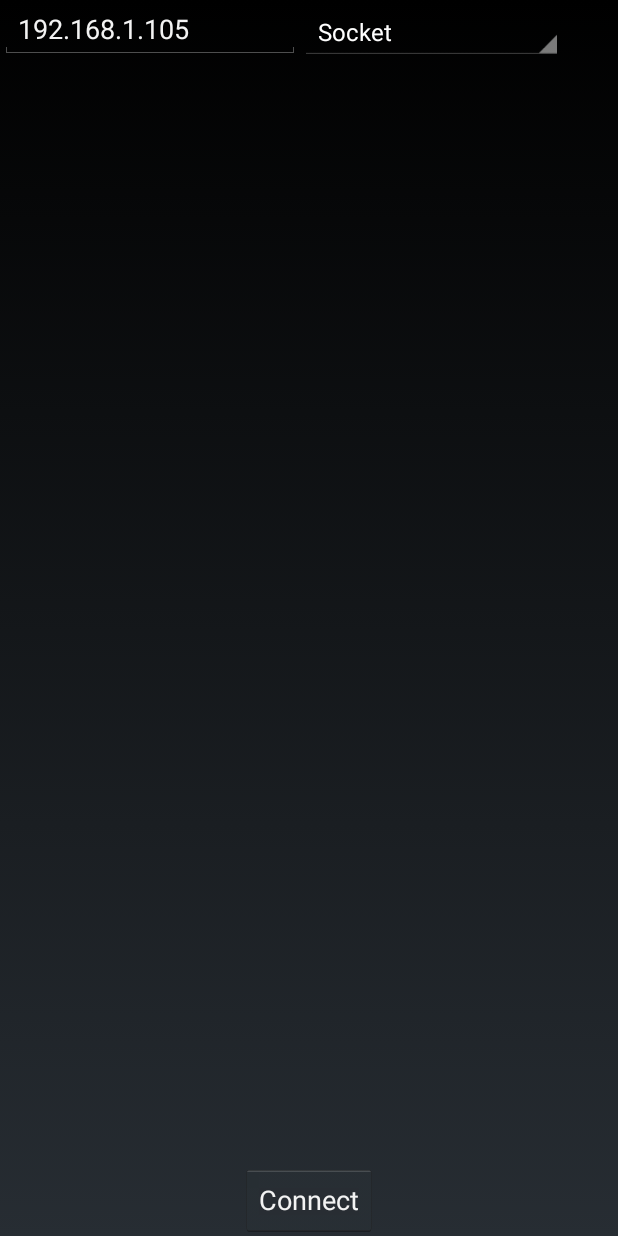
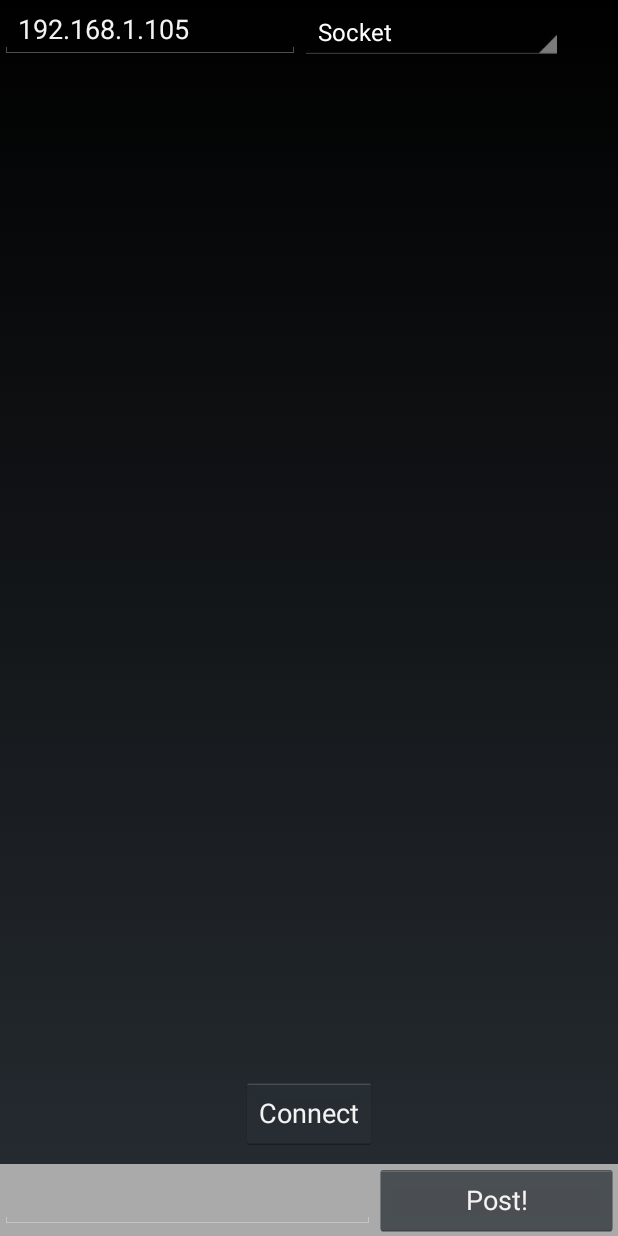
Before and after one commit to floyd-io/floyd-android, an Android app: the screen it shows after launch (MyActivity), on a phone screen of 412 x 824 dp. Run offline under Robolectric (Android 15) with nearby library versions, the phone set to English and light mode, and no system bars.

Commit message:
added post message feature

```diff
--- a/Floyd/src/main/java/com/scvsoft/floyd/MyActivity.java
+++ b/Floyd/src/main/java/com/scvsoft/floyd/MyActivity.java
@@ -9,6 +9,7 @@ import android.util.Log;
 import android.view.View;
 import android.widget.ArrayAdapter;
 import android.widget.Button;
+import android.widget.EditText;
 import android.widget.Spinner;
 import android.widget.TextView;
 
@@ -24,6 +25,8 @@ public class MyActivity extends Activity {
     private TextView txtResponseView;
     private Spinner spConnectionType;
     private Button btnConnect;
+    private EditText editTextToPost;
+    private Button btnPost;
 
     private boolean connected = false;
 
@@ -39,6 +42,8 @@ public class MyActivity extends Activity {
         txtResponseView = (TextView)this.findViewById(R.id.txtResponse);
         spConnectionType = (Spinner)this.findViewById(R.id.connectionType);
         btnConnect = (Button)this.findViewById(R.id.btnConnect);
+        btnPost = (Button)this.findViewById(R.id.btnPost);
+        editTextToPost = (EditText)this.findViewById(R.id.txtPostMessage);
 
         ArrayAdapter<CharSequence> adapter = ArrayAdapter.createFromResource(this,
                 R.array.connection_types, android.R.layout.simple_spinner_item);
@@ -70,6 +75,16 @@ public class MyActivity extends Activity {
                 txtResponseView.setText((String)msg.obj);
             }
         };
+
+
+        final Runnable runOnMessagePosted = new Runnable() {
+            @Override
+            public void run() {
+                editTextToPost.setText("");
+            }
+        };
+
+        final Handler onMessagePostedHandler = new Handler();
 
         btnConnect.setOnClickListener(new View.OnClickListener() {
             @Override
@@ -144,6 +159,18 @@ public class MyActivity extends Activity {
 
                 //ip de mi host en vbox (genymotion)
                 //new BackGroundTask().execute("http://192.168.56.1:1337/part2.html");
+            }
+        });
+
+        btnPost.setOnClickListener(new View.OnClickListener() {
+            @Override
+            public void onClick(View v) {
+
+                editTextToPost.getText();
+
+                MessagePostWorkerThread messagePostWorkerThread = new MessagePostWorkerThread(txtIpAddress.getText().toString(), editTextToPost.getText().toString(),
+                        onMessagePostedHandler, runOnMessagePosted);
+                messagePostWorkerThread.start();
             }
         });
     }
--- a/Floyd/src/main/res/layout/main.xml
+++ b/Floyd/src/main/res/layout/main.xml
@@ -15,19 +15,38 @@
         android:id="@+id/connectionType"
         android:layout_marginTop="3dp"
         android:layout_toRightOf="@+id/ipAddress" />
+    <TextView android:id="@+id/txtResponse"
+        android:layout_alignLeft="@id/ipAddress"
+        android:layout_below="@id/ipAddress"
+        android:layout_width="match_parent"
+        android:layout_height="wrap_content"
+        android:layout_marginTop="20dp" />
     <Button
         android:layout_width="wrap_content"
         android:layout_height="wrap_content"
-        android:layout_alignParentBottom="true"
+        android:layout_above="@+id/panelPost"
+        android:layout_marginBottom="10dp"
         android:layout_centerHorizontal="true"
         android:text="Connect"
         android:id="@+id/btnConnect"/>
-
-    <TextView android:id="@+id/txtResponse"
-            android:layout_alignLeft="@id/ipAddress"
-            android:layout_below="@id/ipAddress"
-            android:layout_width="match_parent"
+    <RelativeLayout
+        android:id="@+id/panelPost"
+        android:layout_alignParentBottom="true"
+        android:background="@android:color/darker_gray"
+        android:layout_width="fill_parent"
+        android:layout_height="wrap_content">
+        <EditText
+            android:layout_centerVertical="true"
+            android:id="@+id/txtPostMessage"
+            android:layout_width="250dp"
+            android:layout_height="wrap_content" />
+        <Button
+            android:id="@+id/btnPost"
+            android:layout_alignParentRight="true"
+            android:layout_width="wrap_content"
             android:layout_height="wrap_content"
-        android:layout_marginTop="20dp" />
+            android:text="Post!"
+            android:layout_toRightOf="@id/txtPostMessage"/>
+        </RelativeLayout>
 
 </RelativeLayout>
--- a/Floyd/src/main/res/values/strings.xml
+++ b/Floyd/src/main/res/values/strings.xml
@@ -1,6 +1,6 @@
 <?xml version="1.0" encoding="utf-8"?>
 <resources>
-    <string name="app_name">myapp</string>
+    <string name="app_name">floyd</string>
 
     <string-array name="connection_types">
         <item>Socket</item>
```
Also changed, not shown: Floyd/src/main/java/com/scvsoft/floyd/MessagePostWorkerThread.java (added, +65 -0 lines).
